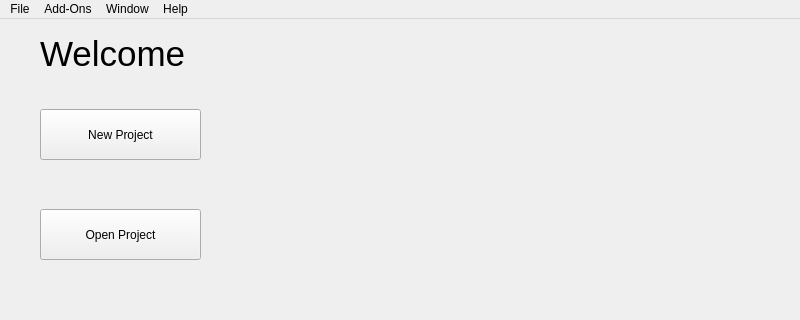
Above: libs/naturevm/home/homewindow.ui from web-coder-of-rpi/NatureVM before the change; both pictures show x 0 to 800 and y 0 to 320 of the 800 by 600 pixel window. Below: the same form after it.
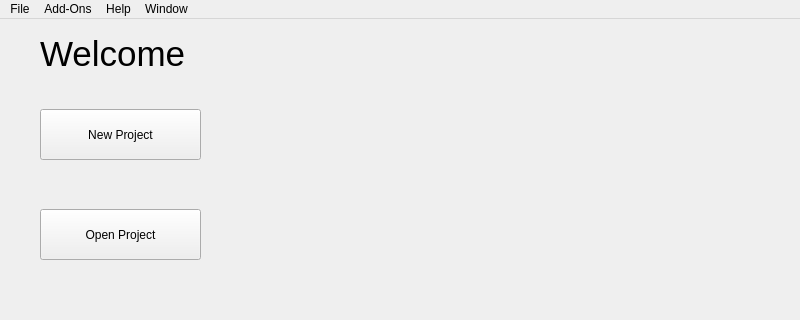
That is the form after the change.

Commit message: Add functions for Source code, Full Screen and Close

Diff of the .ui file:
```diff
--- a/libs/naturevm/home/homewindow.ui
+++ b/libs/naturevm/home/homewindow.ui
@@ -60,7 +60,7 @@
      <x>0</x>
      <y>0</y>
      <width>800</width>
-     <height>28</height>
+     <height>19</height>
     </rect>
    </property>
    <widget class="QMenu" name="menuFile">
@@ -93,8 +93,8 @@
    </widget>
    <addaction name="menuFile"/>
    <addaction name="menuLibraies"/>
-   <addaction name="menuWindow"/>
    <addaction name="menuHelp"/>
+   <addaction name="menuWindow"/>
   </widget>
   <widget class="QStatusBar" name="statusbar"/>
   <action name="actionNew_Project">
```
Left out of the diff: 5 changed lines with no effect on the pictures. The commit also changes 3 other files.
